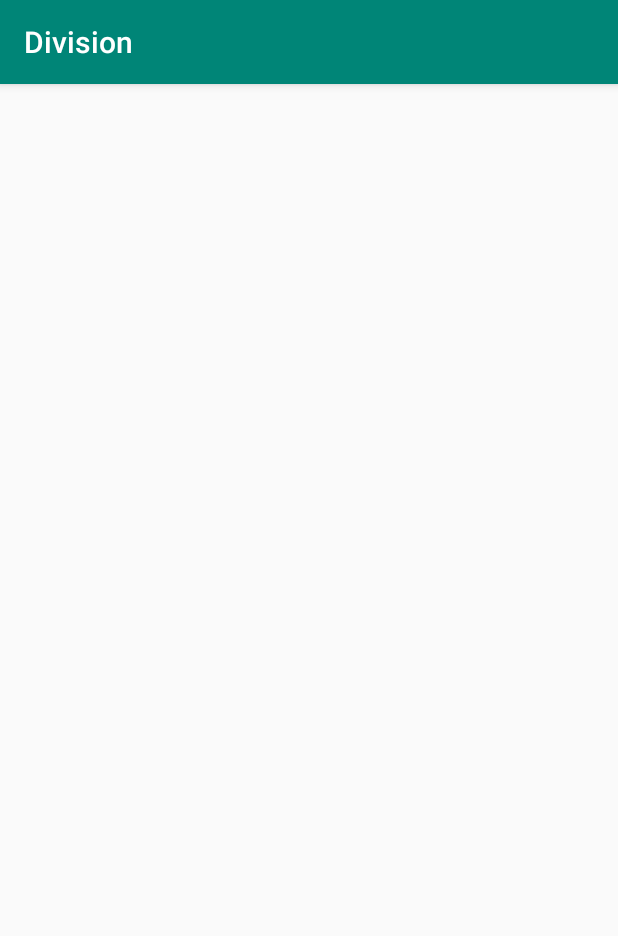
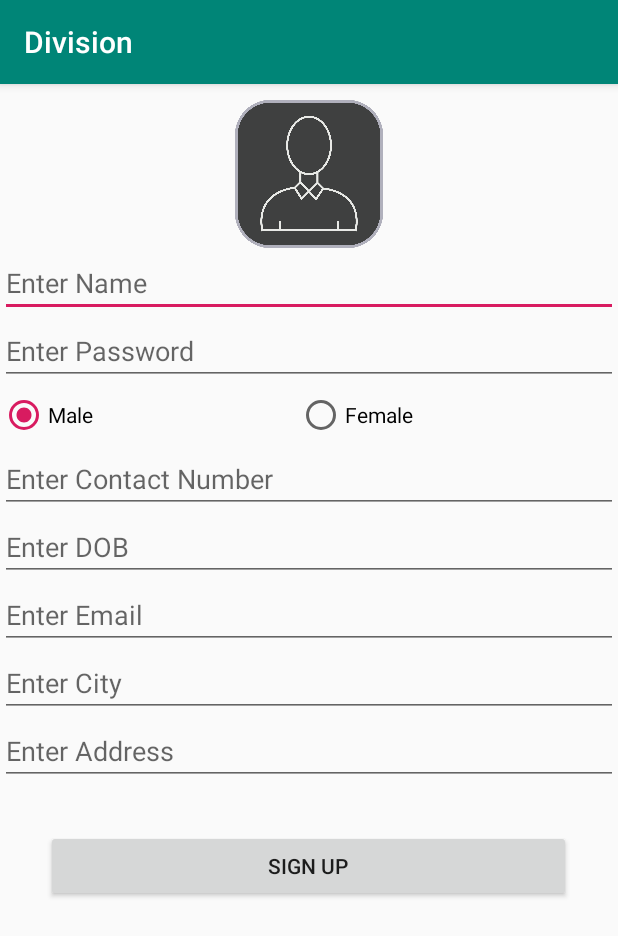
Before and after one commit to vibhavairan/Division, an Android app: the UserSignup screen opened directly, with no data from a screen before it, on a phone screen of 412 x 824 dp. Shown: the top 936 px of the screen. Run offline under Robolectric (Android 15) with nearby library versions, the phone set to English and light mode, and no system bars.

Commit message:
Base Classes Added

```diff
--- a/app/src/main/res/layout/activity_user_signup.xml
+++ b/app/src/main/res/layout/activity_user_signup.xml
@@ -1,9 +1,117 @@
 <?xml version="1.0" encoding="utf-8"?>
-<androidx.constraintlayout.widget.ConstraintLayout xmlns:android="http://schemas.android.com/apk/res/android"
+<LinearLayout xmlns:android="http://schemas.android.com/apk/res/android"
     xmlns:app="http://schemas.android.com/apk/res-auto"
+    android:orientation="vertical"
     xmlns:tools="http://schemas.android.com/tools"
     android:layout_width="match_parent"
     android:layout_height="match_parent"
     tools:context=".UserSignup">
+    <ScrollView
+        android:layout_width="match_parent"
+        android:layout_height="match_parent">
 
-</androidx.constraintlayout.widget.ConstraintLayout>
+        <LinearLayout
+            android:layout_width="match_parent"
+            android:layout_height="wrap_content"
+            android:orientation="vertical" >
+
+            <ImageView
+                android:id="@+id/photo_user"
+                android:layout_width="100dp"
+                android:layout_height="100dp"
+                android:layout_gravity="center"
+                android:layout_marginTop="10dp"
+                app:srcCompat="@drawable/noimg" />
+
+            <EditText
+                android:id="@+id/username"
+                android:layout_width="match_parent"
+                android:layout_height="wrap_content"
+                android:ems="10"
+                android:hint="Enter Name"
+                android:inputType="textPersonName" />
+            <EditText
+                android:id="@+id/upass"
+                android:layout_width="match_parent"
+                android:layout_height="wrap_content"
+                android:ems="10"
+                android:hint="Enter Password"
+                android:inputType="textPersonName" />
+
+            <RadioGroup
+                android:id="@+id/gender_user"
+                android:layout_width="match_parent"
+                android:layout_height="40dp"
+                android:orientation="horizontal">
+
+                <RadioButton
+                    android:id="@+id/radioMale"
+                    android:layout_width="wrap_content"
+                    android:layout_height="match_parent"
+                    android:layout_weight="1"
+                    android:checked="true"
+                    android:text="Male" />
+
+                <RadioButton
+                    android:id="@+id/radioFemale"
+                    android:layout_width="wrap_content"
+                    android:layout_height="match_parent"
+                    android:layout_weight="1"
+                    android:text="Female" />
+            </RadioGroup>
+
+            <EditText
+                android:id="@+id/no_user"
+                android:layout_width="match_parent"
+                android:layout_height="wrap_content"
+                android:ems="10"
+                android:hint="Enter Contact Number"
+                android:inputType="number" />
+
+            <EditText
+                android:id="@+id/dob_user"
+                android:layout_width="match_parent"
+                android:layout_height="wrap_content"
+                android:ems="10"
+                android:hint="Enter DOB"
+                android:inputType="date" />
+
+            <EditText
+                android:id="@+id/mail_user"
+                android:layout_width="match_parent"
+                android:layout_height="wrap_content"
+                android:ems="10"
+                android:hint="Enter Email"
+                android:inputType="textEmailAddress" />
+
+            <EditText
+                android:id="@+id/city"
+                android:layout_width="match_parent"
+                android:layout_height="wrap_content"
+                android:ems="10"
+                android:hint="Enter City"
+                android:importantForAutofill="no"
+                android:inputType="textPersonName" />
+
+            <EditText
+                android:id="@+id/address_student"
+                android:layout_width="match_parent"
+                android:layout_height="wrap_content"
+                android:ems="10"
+                android:gravity="start|top"
+                android:hint="Enter Address"
+                android:inputType="textMultiLine" />
+
+            <Button
+                android:id="@+id/button2"
+                android:layout_width="350dp"
+                android:layout_height="wrap_content"
+                android:layout_gravity="center"
+                android:layout_marginTop="30dp"
+                android:onClick="button"
+                android:text="Sign up" />
+
+        </LinearLayout>
+    </ScrollView>
+
+</LinearLayout>
```
Also changed, not shown: app/src/main/res/drawable/noimg.png (added).
